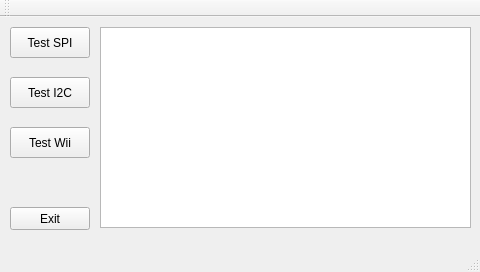
First picture: the form in Software/GUI/TestTilUC1/TestTilUC1/mainwindow.ui, repository CodingBeagle/IHA_3_Semester_Project, before the edit.
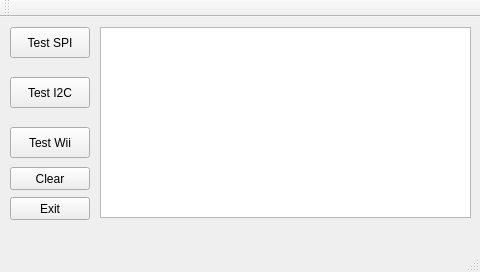
Second picture: the form after the edit.

```diff
--- a/Software/GUI/TestTilUC1/TestTilUC1/mainwindow.ui
+++ b/Software/GUI/TestTilUC1/TestTilUC1/mainwindow.ui
@@ -62,7 +62,7 @@
       <x>100</x>
       <y>10</y>
       <width>371</width>
-      <height>201</height>
+      <height>191</height>
      </rect>
     </property>
    </widget>
@@ -70,7 +70,7 @@
     <property name="geometry">
      <rect>
       <x>10</x>
-      <y>190</y>
+      <y>180</y>
       <width>80</width>
       <height>23</height>
      </rect>
@@ -79,6 +79,19 @@
      <string>Exit</string>
     </property>
    </widget>
+   <widget class="QPushButton" name="ClearBut">
+    <property name="geometry">
+     <rect>
+      <x>10</x>
+      <y>150</y>
+      <width>80</width>
+      <height>23</height>
+     </rect>
+    </property>
+    <property name="text">
+     <string>Clear</string>
+    </property>
+   </widget>
   </widget>
   <widget class="QMenuBar" name="menuBar">
    <property name="geometry">
```
